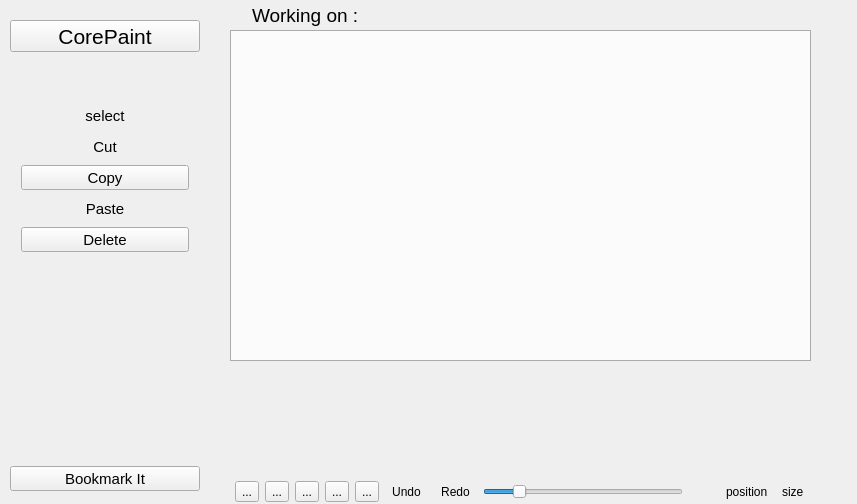
rahmanshaber/corebox, file app/corepaint/corepaint.ui: the form before one commit.
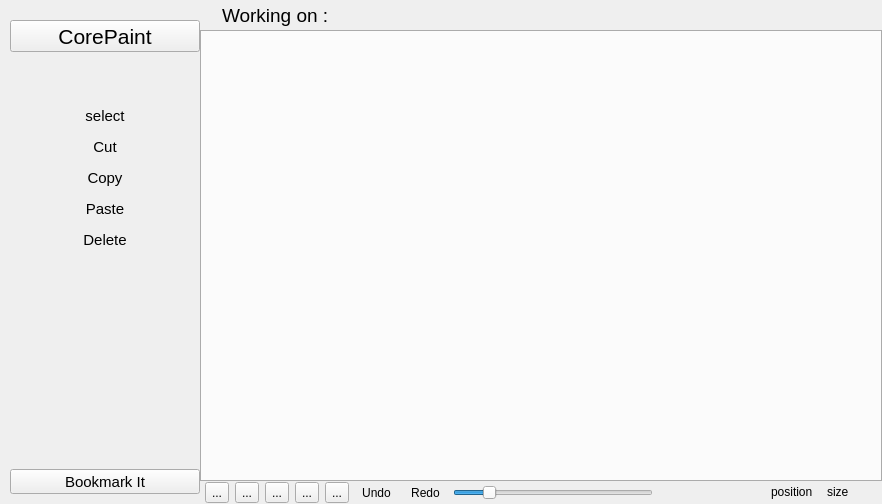
The form after the commit. The open tabs and pages were chosen to show the change. Icons and pictures are not drawn.

```diff
--- a/app/corepaint/corepaint.ui
+++ b/app/corepaint/corepaint.ui
@@ -6,7 +6,7 @@
    <rect>
     <x>0</x>
     <y>0</y>
-    <width>857</width>
+    <width>876</width>
     <height>504</height>
    </rect>
   </property>
@@ -20,378 +20,24 @@
   <property name="styleSheet">
    <string notr="true"/>
   </property>
-  <widget class="QFrame" name="nameBar">
-   <property name="geometry">
-    <rect>
-     <x>230</x>
-     <y>0</y>
-     <width>184</width>
-     <height>30</height>
-    </rect>
+  <layout class="QGridLayout" name="gridLayout">
+   <property name="leftMargin">
+    <number>0</number>
    </property>
-   <property name="minimumSize">
-    <size>
-     <width>0</width>
-     <height>30</height>
-    </size>
+   <property name="topMargin">
+    <number>0</number>
    </property>
-   <property name="maximumSize">
-    <size>
-     <width>16777215</width>
-     <height>30</height>
-    </size>
+   <property name="rightMargin">
+    <number>0</number>
    </property>
-   <property name="accessibleName">
-    <string>nameBar</string>
-   </property>
-   <property name="frameShape">
-    <enum>QFrame::NoFrame</enum>
-   </property>
-   <property name="frameShadow">
-    <enum>QFrame::Plain</enum>
-   </property>
-   <property name="lineWidth">
+   <property name="bottomMargin">
     <number>0</number>
    </property>
-   <layout class="QHBoxLayout" name="horizontalLayout_2">
     <property name="spacing">
-     <number>4</number>
-    </property>
-    <property name="leftMargin">
-     <number>2</number>
-    </property>
-    <property name="topMargin">
      <number>0</number>
     </property>
-    <property name="rightMargin">
-     <number>2</number>
-    </property>
-    <property name="bottomMargin">
-     <number>0</number>
-    </property>
-    <item>
-     <spacer name="horizontalSpacer_3">
-      <property name="orientation">
-       <enum>Qt::Horizontal</enum>
-      </property>
-      <property name="sizeType">
-       <enum>QSizePolicy::Fixed</enum>
-      </property>
-      <property name="sizeHint" stdset="0">
-       <size>
-        <width>20</width>
-        <height>20</height>
-       </size>
-      </property>
-     </spacer>
-    </item>
-    <item>
-     <widget class="QLabel" name="selectedsection">
-      <property name="minimumSize">
-       <size>
-        <width>0</width>
-        <height>30</height>
-       </size>
-      </property>
-      <property name="font">
-       <font>
-        <pointsize>14</pointsize>
-       </font>
-      </property>
-      <property name="text">
-       <string>Working on :</string>
-      </property>
-     </widget>
-    </item>
-    <item>
-     <widget class="QLabel" name="workingOn">
-      <property name="minimumSize">
-       <size>
-        <width>0</width>
-        <height>30</height>
-       </size>
-      </property>
-      <property name="font">
-       <font>
-        <pointsize>14</pointsize>
-       </font>
-      </property>
-      <property name="text">
-       <string/>
-      </property>
-     </widget>
-    </item>
-    <item>
-     <spacer name="horizontalSpacer_2">
-      <property name="orientation">
-       <enum>Qt::Horizontal</enum>
-      </property>
-      <property name="sizeHint" stdset="0">
-       <size>
-        <width>40</width>
-        <height>20</height>
-       </size>
-      </property>
-     </spacer>
-    </item>
-   </layout>
-  </widget>
-  <widget class="QTabWidget" name="paintTabs">
-   <property name="geometry">
-    <rect>
-     <x>230</x>
-     <y>30</y>
-     <width>581</width>
-     <height>331</height>
-    </rect>
-   </property>
-   <property name="tabPosition">
-    <enum>QTabWidget::South</enum>
-   </property>
-   <property name="tabsClosable">
-    <bool>true</bool>
-   </property>
-   <property name="tabBarAutoHide">
-    <bool>true</bool>
-   </property>
-  </widget>
-  <widget class="QFrame" name="statusBar">
-   <property name="geometry">
-    <rect>
-     <x>230</x>
-     <y>480</y>
-     <width>607</width>
-     <height>24</height>
-    </rect>
-   </property>
-   <property name="maximumSize">
-    <size>
-     <width>16777215</width>
-     <height>24</height>
-    </size>
-   </property>
-   <property name="accessibleName">
-    <string>statusBar</string>
-   </property>
-   <property name="frameShape">
-    <enum>QFrame::NoFrame</enum>
-   </property>
-   <property name="frameShadow">
-    <enum>QFrame::Plain</enum>
-   </property>
-   <layout class="QHBoxLayout" name="horizontalLayout">
-    <property name="leftMargin">
-     <number>5</number>
-    </property>
-    <property name="topMargin">
-     <number>1</number>
-    </property>
-    <property name="rightMargin">
-     <number>5</number>
-    </property>
-    <property name="bottomMargin">
-     <number>1</number>
-    </property>
-    <item>
-     <widget class="QToolButton" name="menuB">
-      <property name="text">
-       <string>...</string>
-      </property>
-     </widget>
-    </item>
-    <item>
-     <widget class="QToolButton" name="toolButton_2">
-      <property name="text">
-       <string>...</string>
-      </property>
-     </widget>
-    </item>
-    <item>
-     <widget class="QToolButton" name="toolButton_3">
-      <property name="text">
-       <string>...</string>
-      </property>
-     </widget>
-    </item>
-    <item>
-     <widget class="QToolButton" name="toolButton_4">
-      <property name="text">
-       <string>...</string>
-      </property>
-     </widget>
-    </item>
-    <item>
-     <widget class="QToolButton" name="toolButton_5">
-      <property name="text">
-       <string>...</string>
-      </property>
-     </widget>
-    </item>
-    <item>
-     <widget class="QToolButton" name="undo">
-      <property name="text">
-       <string>Undo</string>
-      </property>
-      <property name="icon">
-       <iconset resource="../icons.qrc">
-        <normaloff>:/icons/undo_w.svg</normaloff>:/icons/undo_w.svg</iconset>
-      </property>
-      <property name="toolButtonStyle">
-       <enum>Qt::ToolButtonTextBesideIcon</enum>
-      </property>
-      <property name="autoRaise">
-       <bool>true</bool>
-      </property>
-     </widget>
-    </item>
-    <item>
-     <widget class="QToolButton" name="redo">
-      <property name="text">
-       <string>Redo</string>
-      </property>
-      <property name="icon">
-       <iconset resource="../icons.qrc">
-        <normaloff>:/icons/redo_w.svg</normaloff>:/icons/redo_w.svg</iconset>
-      </property>
-      <property name="toolButtonStyle">
-       <enum>Qt::ToolButtonTextBesideIcon</enum>
-      </property>
-      <property name="autoRaise">
-       <bool>true</bool>
-      </property>
-     </widget>
-    </item>
-    <item>
-     <widget class="QSlider" name="toolSize">
-      <property name="sizePolicy">
-       <sizepolicy hsizetype="Preferred" vsizetype="Fixed">
-        <horstretch>0</horstretch>
-        <verstretch>0</verstretch>
-       </sizepolicy>
-      </property>
-      <property name="minimumSize">
-       <size>
-        <width>200</width>
-        <height>0</height>
-       </size>
-      </property>
-      <property name="toolTip">
-       <string>Tool Size</string>
-      </property>
-      <property name="minimum">
-       <number>1</number>
-      </property>
-      <property name="maximum">
-       <number>20</number>
-      </property>
-      <property name="value">
-       <number>4</number>
-      </property>
-      <property name="orientation">
-       <enum>Qt::Horizontal</enum>
-      </property>
-     </widget>
-    </item>
-    <item>
-     <spacer name="horizontalSpacer">
-      <property name="orientation">
-       <enum>Qt::Horizontal</enum>
-      </property>
-      <property name="sizeHint" stdset="0">
-       <size>
-        <width>40</width>
-        <height>20</height>
-       </size>
-      </property>
-     </spacer>
-    </item>
-    <item>
-     <widget class="QLabel" name="pColorPreviewLabel">
-      <property name="minimumSize">
-       <size>
-        <width>50</width>
-        <height>20</height>
-       </size>
-      </property>
-      <property name="maximumSize">
-       <size>
-        <width>100</width>
-        <height>20</height>
-       </size>
-      </property>
-      <property name="text">
-       <string/>
-      </property>
-     </widget>
-    </item>
-    <item>
-     <widget class="QLabel" name="pColorRGBLabel">
-      <property name="minimumSize">
-       <size>
-        <width>50</width>
-        <height>20</height>
-       </size>
-      </property>
-      <property name="maximumSize">
-       <size>
-        <width>100</width>
-        <height>20</height>
-       </size>
-      </property>
-      <property name="text">
-       <string/>
-      </property>
-     </widget>
-    </item>
-    <item>
-     <widget class="QLabel" name="mPosLabel">
-      <property name="minimumSize">
-       <size>
-        <width>50</width>
-        <height>20</height>
-       </size>
-      </property>
-      <property name="maximumSize">
-       <size>
-        <width>100</width>
-        <height>20</height>
-       </size>
-      </property>
-      <property name="text">
-       <string>position</string>
-      </property>
-     </widget>
-    </item>
-    <item>
-     <widget class="QLabel" name="mSizeLabel">
-      <property name="minimumSize">
-       <size>
-        <width>50</width>
-        <height>20</height>
-       </size>
-      </property>
-      <property name="maximumSize">
-       <size>
-        <width>100</width>
-        <height>20</height>
-       </size>
-      </property>
-      <property name="text">
-       <string>size</string>
-      </property>
-     </widget>
-    </item>
-   </layout>
-  </widget>
+   <item row="0" column="0" rowspan="3">
   <widget class="QWidget" name="shortcut" native="true">
-   <property name="geometry">
-    <rect>
-     <x>0</x>
-     <y>0</y>
-     <width>200</width>
-     <height>501</height>
-    </rect>
-   </property>
    <property name="sizePolicy">
     <sizepolicy hsizetype="Preferred" vsizetype="Preferred">
      <horstretch>0</horstretch>
@@ -1063,7 +709,7 @@
            <enum>Qt::ToolButtonTextBesideIcon</enum>
           </property>
           <property name="autoRaise">
-           <bool>false</bool>
+             <bool>true</bool>
           </property>
          </widget>
         </item>
@@ -1136,6 +782,9 @@
           <property name="toolButtonStyle">
            <enum>Qt::ToolButtonTextBesideIcon</enum>
           </property>
+            <property name="autoRaise">
+             <bool>true</bool>
+            </property>
          </widget>
         </item>
         <item>
@@ -1730,6 +1379,353 @@
     </item>
    </layout>
   </widget>
+   </item>
+   <item row="0" column="1">
+    <widget class="QFrame" name="nameBar">
+     <property name="minimumSize">
+      <size>
+       <width>0</width>
+       <height>30</height>
+      </size>
+     </property>
+     <property name="maximumSize">
+      <size>
+       <width>16777215</width>
+       <height>30</height>
+      </size>
+     </property>
+     <property name="accessibleName">
+      <string>nameBar</string>
+     </property>
+     <property name="frameShape">
+      <enum>QFrame::NoFrame</enum>
+     </property>
+     <property name="frameShadow">
+      <enum>QFrame::Plain</enum>
+     </property>
+     <property name="lineWidth">
+      <number>0</number>
+     </property>
+     <layout class="QHBoxLayout" name="horizontalLayout_2">
+      <property name="spacing">
+       <number>4</number>
+      </property>
+      <property name="leftMargin">
+       <number>2</number>
+      </property>
+      <property name="topMargin">
+       <number>0</number>
+      </property>
+      <property name="rightMargin">
+       <number>2</number>
+      </property>
+      <property name="bottomMargin">
+       <number>0</number>
+      </property>
+      <item>
+       <spacer name="horizontalSpacer_3">
+        <property name="orientation">
+         <enum>Qt::Horizontal</enum>
+        </property>
+        <property name="sizeType">
+         <enum>QSizePolicy::Fixed</enum>
+        </property>
+        <property name="sizeHint" stdset="0">
+         <size>
+          <width>20</width>
+          <height>20</height>
+         </size>
+        </property>
+       </spacer>
+      </item>
+      <item>
+       <widget class="QLabel" name="selectedsection">
+        <property name="minimumSize">
+         <size>
+          <width>0</width>
+          <height>30</height>
+         </size>
+        </property>
+        <property name="font">
+         <font>
+          <pointsize>14</pointsize>
+         </font>
+        </property>
+        <property name="text">
+         <string>Working on :</string>
+        </property>
+       </widget>
+      </item>
+      <item>
+       <widget class="QLabel" name="workingOn">
+        <property name="minimumSize">
+         <size>
+          <width>0</width>
+          <height>30</height>
+         </size>
+        </property>
+        <property name="font">
+         <font>
+          <pointsize>14</pointsize>
+         </font>
+        </property>
+        <property name="text">
+         <string/>
+        </property>
+       </widget>
+      </item>
+      <item>
+       <spacer name="horizontalSpacer_2">
+        <property name="orientation">
+         <enum>Qt::Horizontal</enum>
+        </property>
+        <property name="sizeHint" stdset="0">
+         <size>
+          <width>40</width>
+          <height>20</height>
+         </size>
+        </property>
+       </spacer>
+      </item>
+     </layout>
+    </widget>
+   </item>
+   <item row="1" column="1">
+    <widget class="QTabWidget" name="paintTabs">
+     <property name="tabPosition">
+      <enum>QTabWidget::South</enum>
+     </property>
+     <property name="tabsClosable">
+      <bool>true</bool>
+     </property>
+     <property name="tabBarAutoHide">
+      <bool>true</bool>
+     </property>
+    </widget>
+   </item>
+   <item row="2" column="1">
+    <widget class="QFrame" name="statusBar">
+     <property name="maximumSize">
+      <size>
+       <width>16777215</width>
+       <height>24</height>
+      </size>
+     </property>
+     <property name="accessibleName">
+      <string>statusBar</string>
+     </property>
+     <property name="frameShape">
+      <enum>QFrame::NoFrame</enum>
+     </property>
+     <property name="frameShadow">
+      <enum>QFrame::Plain</enum>
+     </property>
+     <layout class="QHBoxLayout" name="horizontalLayout">
+      <property name="leftMargin">
+       <number>5</number>
+      </property>
+      <property name="topMargin">
+       <number>1</number>
+      </property>
+      <property name="rightMargin">
+       <number>5</number>
+      </property>
+      <property name="bottomMargin">
+       <number>1</number>
+      </property>
+      <item>
+       <widget class="QToolButton" name="menuB">
+        <property name="text">
+         <string>...</string>
+        </property>
+       </widget>
+      </item>
+      <item>
+       <widget class="QToolButton" name="canvasB">
+        <property name="text">
+         <string>...</string>
+        </property>
+       </widget>
+      </item>
+      <item>
+       <widget class="QToolButton" name="selectionB">
+        <property name="text">
+         <string>...</string>
+        </property>
+       </widget>
+      </item>
+      <item>
+       <widget class="QToolButton" name="toolsB">
+        <property name="text">
+         <string>...</string>
+        </property>
+       </widget>
+      </item>
+      <item>
+       <widget class="QToolButton" name="colorB">
+        <property name="text">
+         <string>...</string>
+        </property>
+       </widget>
+      </item>
+      <item>
+       <widget class="QToolButton" name="undo">
+        <property name="text">
+         <string>Undo</string>
+        </property>
+        <property name="icon">
+         <iconset resource="../icons.qrc">
+          <normaloff>:/icons/undo_w.svg</normaloff>:/icons/undo_w.svg</iconset>
+        </property>
+        <property name="toolButtonStyle">
+         <enum>Qt::ToolButtonTextBesideIcon</enum>
+        </property>
+        <property name="autoRaise">
+         <bool>true</bool>
+        </property>
+       </widget>
+      </item>
+      <item>
+       <widget class="QToolButton" name="redo">
+        <property name="text">
+         <string>Redo</string>
+        </property>
+        <property name="icon">
+         <iconset resource="../icons.qrc">
+          <normaloff>:/icons/redo_w.svg</normaloff>:/icons/redo_w.svg</iconset>
+        </property>
+        <property name="toolButtonStyle">
+         <enum>Qt::ToolButtonTextBesideIcon</enum>
+        </property>
+        <property name="autoRaise">
+         <bool>true</bool>
+        </property>
+       </widget>
+      </item>
+      <item>
+       <widget class="QSlider" name="toolSize">
+        <property name="sizePolicy">
+         <sizepolicy hsizetype="Preferred" vsizetype="Fixed">
+          <horstretch>0</horstretch>
+          <verstretch>0</verstretch>
+         </sizepolicy>
+        </property>
+        <property name="minimumSize">
+         <size>
+          <width>200</width>
+          <height>0</height>
+         </size>
+        </property>
+        <property name="toolTip">
+         <string>Tool Size</string>
+        </property>
+        <property name="minimum">
+         <number>1</number>
+        </property>
+        <property name="maximum">
+         <number>20</number>
+        </property>
+        <property name="value">
+         <number>4</number>
+        </property>
+        <property name="orientation">
+         <enum>Qt::Horizontal</enum>
+        </property>
+       </widget>
+      </item>
+      <item>
+       <spacer name="horizontalSpacer">
+        <property name="orientation">
+         <enum>Qt::Horizontal</enum>
+        </property>
+        <property name="sizeHint" stdset="0">
+         <size>
+          <width>40</width>
+          <height>20</height>
+         </size>
+        </property>
+       </spacer>
+      </item>
+      <item>
+       <widget class="QLabel" name="pColorPreviewLabel">
+        <property name="minimumSize">
+         <size>
+          <width>50</width>
+          <height>20</height>
+         </size>
+        </property>
+        <property name="maximumSize">
+         <size>
+          <width>100</width>
+          <height>20</height>
+         </size>
+        </property>
+        <property name="text">
+         <string/>
+        </property>
+       </widget>
+      </item>
+      <item>
+       <widget class="QLabel" name="pColorRGBLabel">
+        <property name="minimumSize">
+         <size>
+          <width>50</width>
+          <height>20</height>
+         </size>
+        </property>
+        <property name="maximumSize">
+         <size>
+          <width>100</width>
+          <height>20</height>
+         </size>
+        </property>
+        <property name="text">
+         <string/>
+        </property>
+       </widget>
+      </item>
+      <item>
+       <widget class="QLabel" name="mPosLabel">
+        <property name="minimumSize">
+         <size>
+          <width>50</width>
+          <height>20</height>
+         </size>
+        </property>
+        <property name="maximumSize">
+         <size>
+          <width>100</width>
+          <height>20</height>
+         </size>
+        </property>
+        <property name="text">
+         <string>position</string>
+        </property>
+       </widget>
+      </item>
+      <item>
+       <widget class="QLabel" name="mSizeLabel">
+        <property name="minimumSize">
+         <size>
+          <width>50</width>
+          <height>20</height>
+         </size>
+        </property>
+        <property name="maximumSize">
+         <size>
+          <width>100</width>
+          <height>20</height>
+         </size>
+        </property>
+        <property name="text">
+         <string>size</string>
+        </property>
+       </widget>
+      </item>
+     </layout>
+    </widget>
+   </item>
+  </layout>
   <action name="actioniundo">
    <property name="text">
     <string>iundo</string>
```
Left out of the diff: 16 changed lines with no effect on the pictures. Lines whose indentation alone changed are shown as unchanged.
